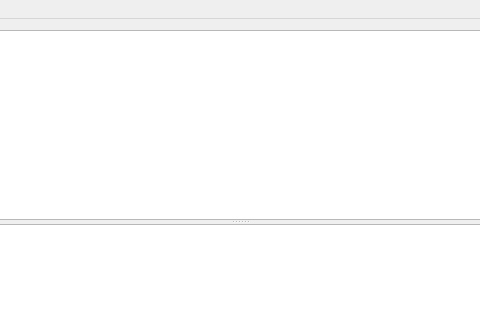
Old version of the form mainwindow.ui in the repository labyrinthofdreams/csv-template-ui; both pictures show x 90 to 570 and y 0 to 320 of the 660 by 447 pixel window.
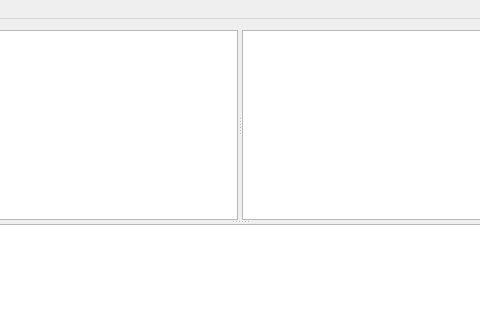
New version of the form.

Commit message: Replace copy to clipboard with a preview text edit

```diff
--- a/mainwindow.ui
+++ b/mainwindow.ui
@@ -16,11 +16,21 @@
   <widget class="QWidget" name="centralWidget">
    <layout class="QVBoxLayout" name="verticalLayout">
     <item>
-     <widget class="QSplitter" name="splitter">
+     <widget class="QSplitter" name="splitter_2">
       <property name="orientation">
        <enum>Qt::Vertical</enum>
       </property>
-      <widget class="QPlainTextEdit" name="templateEdit"/>
+      <widget class="QSplitter" name="splitter">
+       <property name="orientation">
+        <enum>Qt::Horizontal</enum>
+       </property>
+       <widget class="QPlainTextEdit" name="templateEdit"/>
+       <widget class="QPlainTextEdit" name="templatePreview">
+        <property name="textInteractionFlags">
+         <set>Qt::TextSelectableByKeyboard|Qt::TextSelectableByMouse</set>
+        </property>
+       </widget>
+      </widget>
       <widget class="QTableWidget" name="tableCsv">
        <property name="contextMenuPolicy">
         <enum>Qt::CustomContextMenu</enum>
```
The commit also changes 2 other files.
